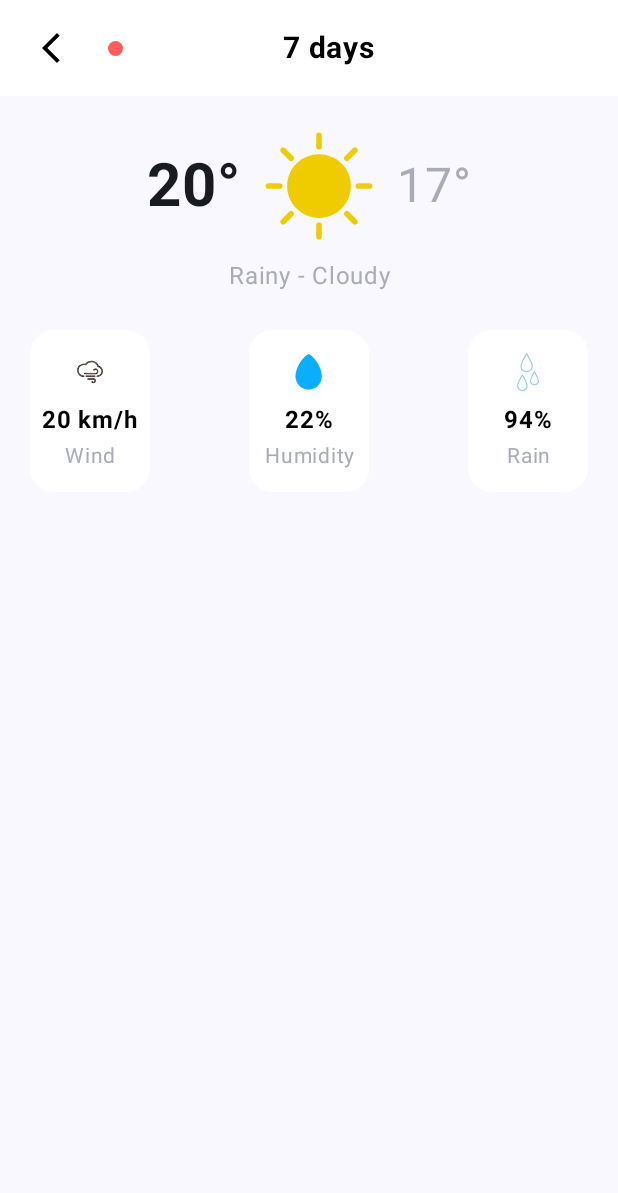
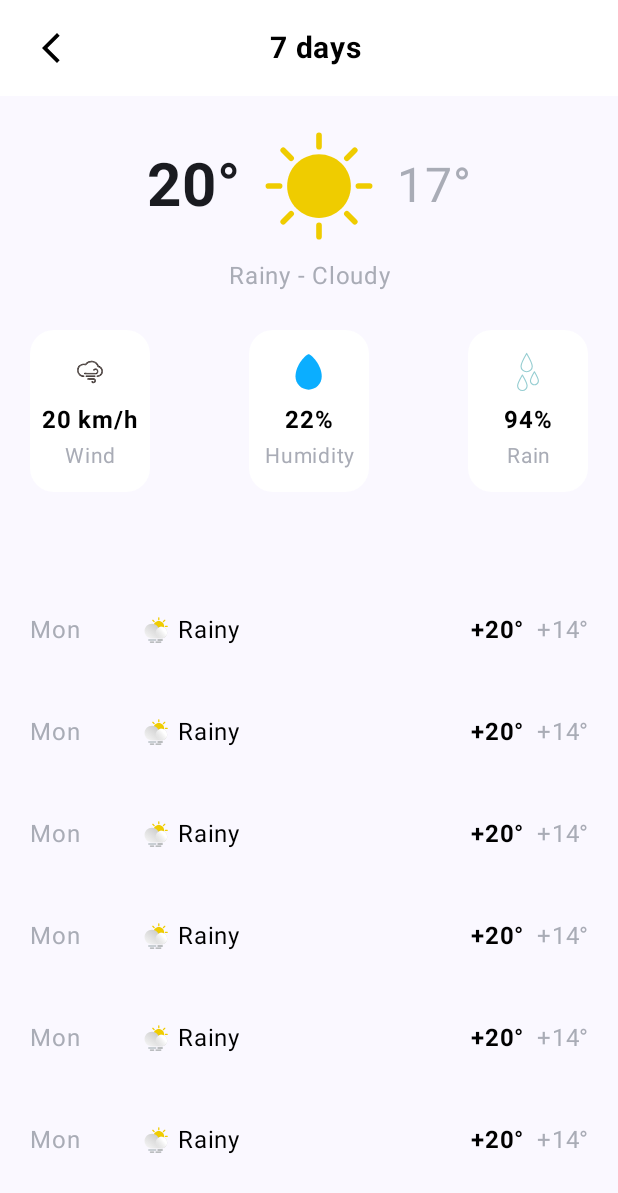
Before and after one commit to Katana1936/PET_Kotlin_WeatherForecastApp, an Android app built with Jetpack Compose: the @Preview function DetailsScreenPreview, on a phone screen of 412 x 824 dp. Shown: the top 1193 px of the screen. Run offline under Robolectric (Android 15) with nearby library versions, the phone set to English and light mode, and no system bars.

Commit message:
MainScreen

```diff
--- /dev/null
+++ b/app/src/main/java/com/example/pet_kotlin_weatherforecastapp/presentation/components/CustomDayCards.kt
@@ -0,0 +1,99 @@
+package com.example.pet_kotlin_weatherforecastapp.presentation.components
+
+import androidx.compose.foundation.Image
+import androidx.compose.foundation.layout.*
+import androidx.compose.runtime.Composable
+import androidx.compose.ui.Alignment
+import androidx.compose.ui.Modifier
+import androidx.compose.ui.res.painterResource
+import androidx.compose.ui.text.font.FontWeight
+import androidx.compose.ui.text.style.TextAlign
+import androidx.compose.ui.tooling.preview.Preview
+import androidx.compose.ui.unit.dp
+import androidx.compose.ui.unit.sp
+import com.example.pet_kotlin_weatherforecastapp.R
+import com.example.pet_kotlin_weatherforecastapp.ui.theme.Gray
+import com.example.pet_kotlin_weatherforecastapp.ui.theme.PET_Kotlin_WeatherForecastAppTheme
+import com.example.pet_kotlin_weatherforecastapp.ui.theme.Black
+import androidx.compose.material3.Text
+
+@Composable
+fun CustomDayCard(
+    day: String,
+    weatherDescription: String,
+    iconResId: Int,
+    maxTemp: String,
+    minTemp: String
+) {
+    Row(
+        modifier = Modifier
+            .fillMaxWidth()
+            .padding(vertical = 16.dp),
+        verticalAlignment = Alignment.CenterVertically,
+        horizontalArrangement = Arrangement.SpaceBetween
+    ) {
+        Text(
+            text = day,
+            fontSize = 16.sp,
+            color = Gray,
+            modifier = Modifier.weight(1f)
+        )
+
+        Row(
+            verticalAlignment = Alignment.CenterVertically,
+            modifier = Modifier.weight(2f)
+        ) {
+            Image(
+                painter = painterResource(id = iconResId),
+                contentDescription = "weather icon",
+                modifier = Modifier
+                    .size(24.dp)
+                    .padding(end = 6.dp)
+            )
+
+            Text(
+                text = weatherDescription,
+                fontSize = 16.sp,
+                color = Black
+            )
+        }
+
+        Row(
+            horizontalArrangement = Arrangement.End,
+            modifier = Modifier.weight(2f)
+        ) {
+            Text(
+                text = maxTemp,
+                fontSize = 16.sp,
+                fontWeight = FontWeight.Bold,
+                color = Black,
+                textAlign = TextAlign.End
+            )
+
+            Spacer(modifier = Modifier.width(8.dp))
+
+            Text(
+                text = minTemp,
+                fontSize = 16.sp,
+                color = Gray,
+                textAlign = TextAlign.End
+            )
+        }
+    }
+}
+
+@Preview(showBackground = true)
+@Composable
+fun CustomDayCardPreview() {
+    PET_Kotlin_WeatherForecastAppTheme {
+        Column(modifier = Modifier.padding(horizontal = 20.dp)) {
+            CustomDayCard(
+                day = "Mon",
+                weatherDescription = "Rainy",
+                iconResId = R.drawable.ic_rain,
+                maxTemp = "20°",
+                minTemp = "14°"
+            )
+        }
+    }
+}
--- a/app/src/main/java/com/example/pet_kotlin_weatherforecastapp/presentation/components/CustomTopBar.kt
+++ b/app/src/main/java/com/example/pet_kotlin_weatherforecastapp/presentation/components/CustomTopBar.kt
@@ -24,6 +24,7 @@ import com.example.pet_kotlin_weatherforecastapp.ui.theme.White
 fun CustomTopBar(
     textName: String,
     showBackButton: Boolean = false,
+    showLocationDot: Boolean = false,
     onBackClick: (() -> Unit)? = null
 ) {
     Surface(
@@ -49,29 +50,37 @@ fun CustomTopBar(
                     )
                 }
             } else {
-                Spacer(modifier = Modifier.width(48.dp)) // зарезервировать место
+                Spacer(modifier = Modifier.width(48.dp))
             }
 
             Spacer(modifier = Modifier.width(8.dp))
 
-            Box(
-                modifier = Modifier
-                    .size(10.dp)
-                    .background(Color(0xFFFF5C5C), shape = CircleShape)
+
+            Row(
+                verticalAlignment = Alignment.CenterVertically,
+                horizontalArrangement = Arrangement.Center,
+                modifier = Modifier.weight(1f)
+            ) {
+                if (showLocationDot) {
+                    Icon(
+                        painter = painterResource(id = R.drawable.ic_point),
+                        contentDescription = "Локация",
+                        tint = Color.Black,
+                        modifier = Modifier.size(16.dp)
                     )
-
-            Spacer(modifier = Modifier.width(8.dp))
+                    Spacer(modifier = Modifier.width(6.dp))
+                }
 
                 Text(
                     text = textName,
                     fontWeight = FontWeight.Bold,
                     fontSize = 20.sp,
                     color = Color.Black,
-                textAlign = TextAlign.Center,
-                modifier = Modifier.weight(1f)
+                    textAlign = TextAlign.Center
                 )
+            }
 
-            Spacer(modifier = Modifier.width(48.dp)) // зарезервировать место справа
+            Spacer(modifier = Modifier.width(48.dp))
         }
     }
 }
--- a/app/src/main/java/com/example/pet_kotlin_weatherforecastapp/presentation/main/DetailsScreen.kt
+++ b/app/src/main/java/com/example/pet_kotlin_weatherforecastapp/presentation/main/DetailsScreen.kt
@@ -98,11 +98,30 @@ fun DetailsScreen(
                 contentPadding = PaddingValues(horizontal = 0.dp),
                 modifier = Modifier.fillMaxWidth()
             ) {
+                // временно пусто
+            }
+
+            Spacer(modifier = Modifier.height(24.dp))
+
+            Column(
+                verticalArrangement = Arrangement.spacedBy(12.dp),
+                modifier = Modifier
+                    .fillMaxWidth()
+                    .padding(top = 8.dp)
+            ) {
+                repeat(7) {
+                    CustomDayCard(
+                        day = "Mon",
+                        iconResId = R.drawable.ic_cloudy,
+                        weatherDescription = "Rainy",
+                        maxTemp = "+20°",
+                        minTemp = "+14°"
+                    )
+                }
             }
         }
     }
 }
-
 @Preview(showBackground = true)
 @Composable
 fun DetailsScreenPreview() {
--- a/app/src/main/java/com/example/pet_kotlin_weatherforecastapp/presentation/main/MainScreen.kt
+++ b/app/src/main/java/com/example/pet_kotlin_weatherforecastapp/presentation/main/MainScreen.kt
@@ -27,7 +27,8 @@ fun MainScreen(
 ) {
     Scaffold(
         topBar = {
-            CustomTopBar(textName = cityName)
+            CustomTopBar(textName = cityName, showLocationDot = true)
+
         }
     ) { innerPadding ->
         Column(
--- /dev/null
+++ b/app/src/main/res/drawable/ic_point.xml
@@ -0,0 +1,9 @@
+<vector xmlns:android="http://schemas.android.com/apk/res/android"
+    android:width="24dp"
+    android:height="24dp"
+    android:viewportWidth="960"
+    android:viewportHeight="960">
+  <path
+      android:pathData="M480,880q-106,0 -173,-33.5T240,760q0,-24 14.5,-44.5T295,680l63,59q-9,4 -19.5,9T322,760q13,16 60,28t98,12q51,0 98.5,-12t60.5,-28q-7,-8 -18,-13t-21,-9l62,-60q28,16 43,36.5t15,45.5q0,53 -67,86.5T480,880ZM481,660q99,-73 149,-146.5T680,366q0,-102 -65,-154t-135,-52q-70,0 -135,52t-65,154q0,67 49,139.5T481,660ZM480,760Q339,656 269.5,558T200,366q0,-71 25.5,-124.5T291,152q40,-36 90,-54t99,-18q49,0 99,18t90,54q40,36 65.5,89.5T760,366q0,94 -69.5,192T480,760ZM480,440q33,0 56.5,-23.5T560,360q0,-33 -23.5,-56.5T480,280q-33,0 -56.5,23.5T400,360q0,33 23.5,56.5T480,440ZM480,360Z"
+      android:fillColor="#e3e3e3"/>
+</vector>
```
Lines whose indentation alone changed are shown as unchanged.
